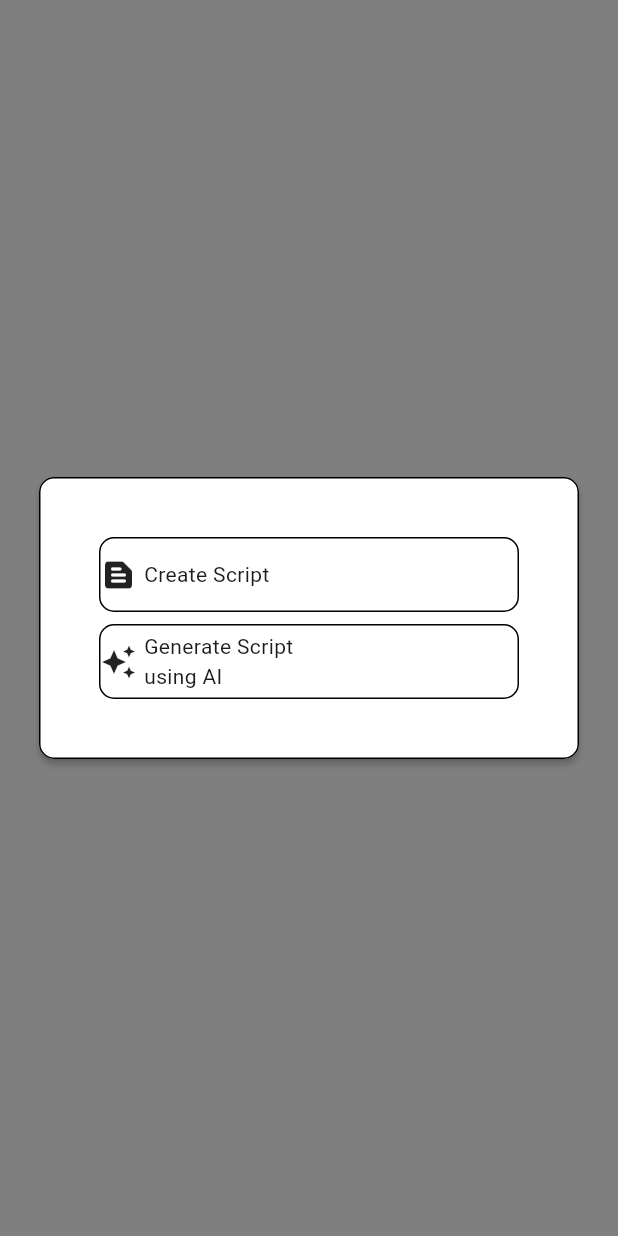
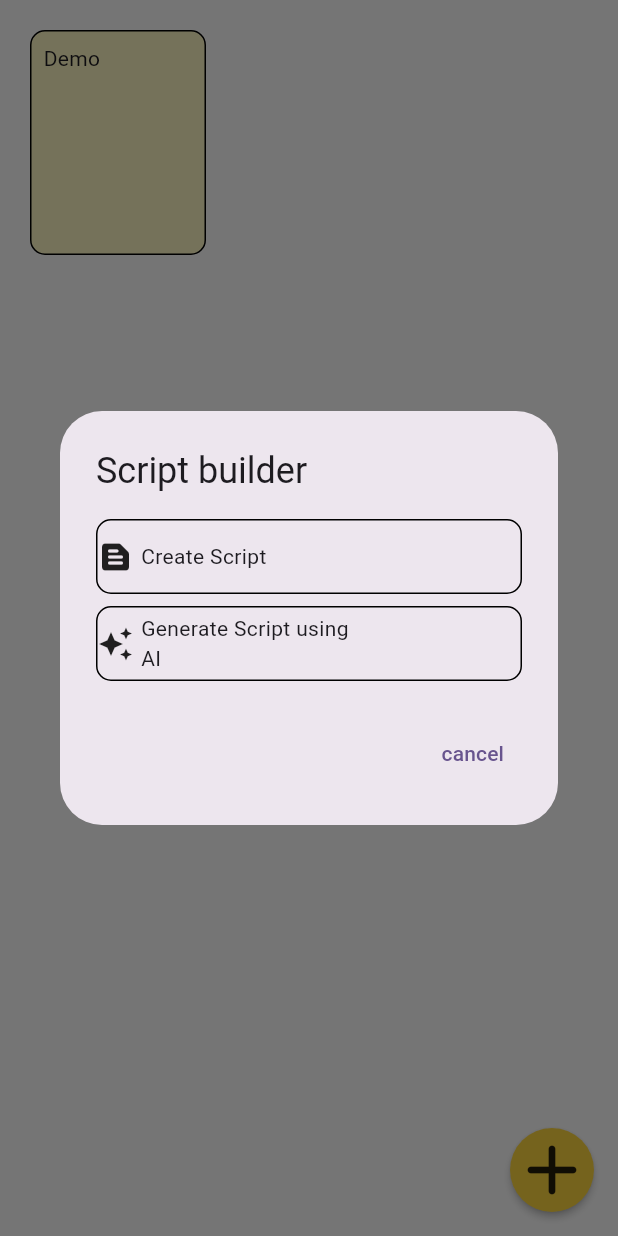
Before and after one commit to M4DGENIUS0/Smart-Cue, a Flutter app: the Scripts screen opened directly, after a tap on the "add" icon, on a phone screen of 412 x 824 dp. Run offline on Flutter 3.47's test engine with Material 3 defaults, Android fonts, the phone set to English and light mode, and no system bars; our stand-ins replace flutter_bloc, get_it, google_fonts, persistent_bottom_nav_bar.

Commit message:
added floating button for popupcard and bottom sheet

```diff
--- a/lib/extension/popup_card/add_script_pop_up_card.dart
+++ b/lib/extension/popup_card/add_script_pop_up_card.dart
@@ -1,6 +1,7 @@
 import 'package:flutter/material.dart';
+import 'package:smartcue/views/views.dart';
 
-import '../../views/Home/Tab/Screens/Scripts_tab/widget/customanimation.dart';
+import 'widget/bottom_Sheet.dart';
 import 'widget/buttons_for_pop_up.dart';
 
 class AddbyPopupCard extends StatelessWidget {
@@ -8,40 +9,26 @@
 
   @override
   Widget build(BuildContext context) {
-    return Stack(
+    void cancel() {
+      Navigator.pop(context);
+    }
+
+    return AlertDialog(
+      title: Text(
+        "Script builder",
+      ),
+      content: Column(
+        mainAxisSize: MainAxisSize.min,
         children: [
-        // Semi-transparent background
-        Container(
-          color: Colors.black
-              .withOpacity(0.5), // Black background with 50% opacity
-        ),
-        Center(
-          child: Padding(
-            padding: const EdgeInsets.all(22.0),
-            child: Hero(
-              tag: "heroAddTodo", // Match the tag from the Scripts class
-              createRectTween: (begin, end) {
-                return CustomRectTween(
-                  begin: begin ?? Rect.zero,
-                  end: end ?? Rect.zero,
-                );
+          InkWell(
+            onTap: () {
+              Navigator.of(context).pop();
+              openBottomSheet(context);
             },
-              child: SingleChildScrollView(
-                child: Card(
-                  color: Colors.white,
-                  elevation: 2,
-                  shape: RoundedRectangleBorder(
-                    side: const BorderSide(color: Colors.black, width: 1),
-                    borderRadius: BorderRadius.circular(10),
-                  ),
-                  child: Padding(
-                    padding: const EdgeInsets.all(40.0),
-                    child: Column(
-                      mainAxisSize: MainAxisSize.min,
-                      children: const [
-                        ButtonsForPopUp(
+            child: ButtonsForPopUp(
               icon_Name: Icons.text_snippet_rounded,
               title: "Create Script",
+            ),
           ),
           SizedBox(height: 8), // Added spacing
           ButtonsForPopUp(
@@ -50,13 +37,7 @@
           ),
         ],
       ),
-                  ),
-                ),
-              ),
-            ),
-          ),
-        ),
-      ],
+      actions: [TextButton(onPressed: cancel, child: Text("cancel"))],
     );
   }
 }
--- a/lib/views/Home/Tab/Screens/Scripts_tab/Screens/Scripts.dart
+++ b/lib/views/Home/Tab/Screens/Scripts_tab/Screens/Scripts.dart
@@ -1,11 +1,7 @@
 import 'package:flutter/material.dart';
+import 'package:smartcue/extension/popup_card/add_script_pop_up_card.dart';
 
-import '../../../../../../extension/hero-tags/tags.dart';
-import '../../../../../../extension/popup_card/add_script_pop_up_card.dart';
-import '../../../../../../extension/popup_card/widget/buttons_for_pop_up.dart';
 import '../../../../../views.dart';
-import '../widget/customanimation.dart';
-import '../widget/heroDialogRoute.dart';
 
 class Scripts extends StatelessWidget {
   const Scripts({super.key});
@@ -16,16 +12,9 @@
       floatingActionButton: GestureDetector(
         // backgroundColor: Colors.yellowAccent,
         onTap: () {
-          Navigator.of(context)
-              .push(HeroDialogRoute(builder: (BuildContext context) {
-            return AddbyPopupCard();
-          }));
-        },
-        child: Hero(
-          tag: "heroAddTodo",
-          createRectTween: (begin, end) {
-            return CustomRectTween(
-                begin: begin ?? Rect.zero, end: end ?? Rect.zero);
+          showDialog(
+              context: context,
+              builder: (BuildContext context) => AddbyPopupCard());
         },
         child: Material(
           color: Colors.amberAccent,
@@ -35,7 +24,6 @@
           child: const Icon(
             Icons.add_rounded,
             size: 56,
-            ),
           ),
         ),
       ),
--- a/lib/views/Home/Tab/Screens/Scripts_tab/widget/customanimation.dart
+++ /dev/null
@@ -1,10 +0,0 @@
-import 'package:flutter/widgets.dart';
-
-class CustomRectTween extends RectTween {
-  CustomRectTween({super.begin, super.end});
-
-  @override
-  Rect lerp(double t) {
-    return Rect.lerp(begin, end, Curves.easeInOut.transform(t))!;
-  }
-}
--- a/pubspec.yaml
+++ b/pubspec.yaml
@@ -24,6 +24,7 @@
   persistent_bottom_nav_bar: ^6.2.1
   get_it: ^8.0.3
   google_fonts: ^6.2.1
+  drop_down_list: ^2.0.0
 
 dev_dependencies:
   flutter_test:
```
Also changed, not shown: lib/extension/popup_card/widget/bottom_Sheet.dart (added, +30 -0 lines), lib/views/Add_Script/Add_Script.dart (+4 -9 lines), lib/views/Home/Tab/Screens/Scripts_tab/widget/heroDialogRoute.dart (deleted, +0 -31 lines), lib/extension/popup_card/widget/widget_for_bottom-Sheet/Template_buttons.dart (added), pubspec.lock. Lines whose indentation alone changed are shown as unchanged.
